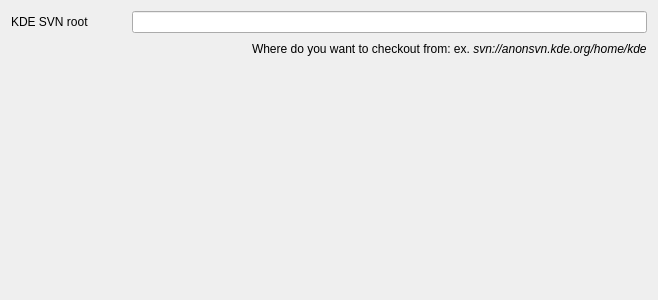
First picture: the form in providers/kdeprovider/kdeconfig.ui, repository KDE/kdevelop, before the edit.
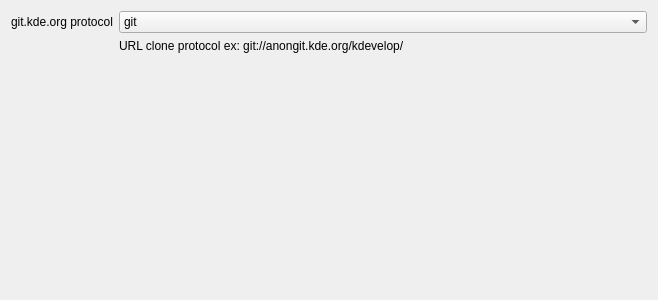
Second picture: the form after the edit.

The edit to the form file:
```diff
--- a/providers/kdeprovider/kdeconfig.ui
+++ b/providers/kdeprovider/kdeconfig.ui
@@ -10,50 +10,43 @@
     <height>300</height>
    </rect>
   </property>
-  <layout class="QGridLayout" name="gridLayout">
+  <layout class="QFormLayout" name="formLayout">
+   <property name="fieldGrowthPolicy">
+    <enum>QFormLayout::AllNonFixedFieldsGrow</enum>
+   </property>
    <item row="0" column="0">
     <widget class="QLabel" name="label">
      <property name="text">
-      <string>KDE SVN root</string>
+      <string>git.kde.org protocol</string>
      </property>
     </widget>
    </item>
-   <item row="0" column="1" colspan="2">
-    <widget class="QLineEdit" name="kcfg_svnPrefix"/>
+   <item row="0" column="1">
+    <widget class="QComboBox" name="comboBox">
+     <item>
+      <property name="text">
+       <string>git</string>
+      </property>
+     </item>
+     <item>
+      <property name="text">
+       <string>http</string>
+      </property>
+     </item>
+     <item>
+      <property name="text">
+       <string>ssh</string>
+      </property>
+     </item>
+    </widget>
    </item>
-   <item row="1" column="0" colspan="2">
-    <spacer name="horizontalSpacer">
-     <property name="orientation">
-      <enum>Qt::Horizontal</enum>
-     </property>
-     <property name="sizeHint" stdset="0">
-      <size>
-       <width>180</width>
-       <height>20</height>
-      </size>
-     </property>
-    </spacer>
-   </item>
-   <item row="1" column="2">
+   <item row="1" column="1">
     <widget class="QLabel" name="label_2">
      <property name="text">
-      <string>Where do you want to checkout from: ex. &lt;em&gt;svn://anonsvn.kde.org/home/kde&lt;/em&gt;</string>
+      <string>URL clone protocol ex: git://anongit.kde.org/kdevelop/</string>
      </property>
     </widget>
    </item>
-   <item row="2" column="0">
-    <spacer name="verticalSpacer">
-     <property name="orientation">
-      <enum>Qt::Vertical</enum>
-     </property>
-     <property name="sizeHint" stdset="0">
-      <size>
-       <width>20</width>
-       <height>40</height>
-      </size>
-     </property>
-    </spacer>
-   </item>
   </layout>
  </widget>
  <resources/>
```
